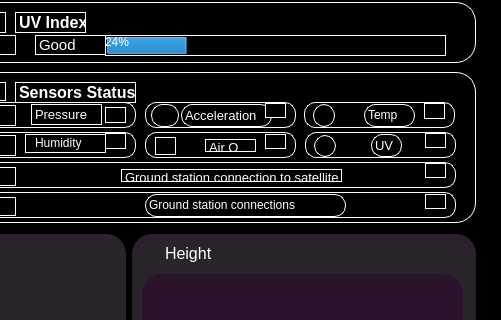
Old version of the form CAN-SAT2.ui in the repository zeynabT/cansat; both pictures show x 598 to 1099 and y 186 to 506 of the 1099 by 688 pixel window.
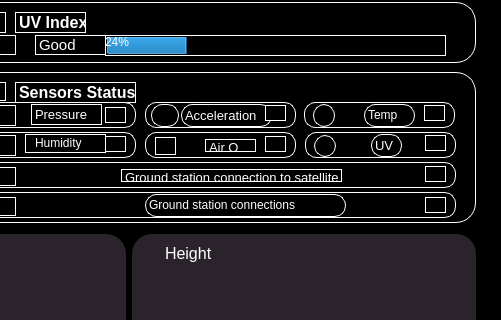
New version of the form. Icons and pictures are not drawn.

Commit message: adding label for sensors

The edit to the form file:
```diff
--- a/CAN-SAT2.ui
+++ b/CAN-SAT2.ui
@@ -1779,9 +1779,9 @@
         <property name="geometry">
          <rect>
           <x>440</x>
-          <y>1</y>
+          <y>4</y>
           <width>21</width>
-          <height>20</height>
+          <height>21</height>
          </rect>
         </property>
         <property name="styleSheet">
@@ -1849,7 +1849,7 @@
         <property name="geometry">
          <rect>
           <x>120</x>
-          <y>1</y>
+          <y>4</y>
           <width>21</width>
           <height>21</height>
          </rect>
@@ -1917,9 +1917,9 @@
         <property name="geometry">
          <rect>
           <x>120</x>
-          <y>1</y>
+          <y>3</y>
           <width>21</width>
-          <height>20</height>
+          <height>21</height>
          </rect>
         </property>
         <property name="styleSheet">
@@ -1986,7 +1986,7 @@
         <property name="geometry">
          <rect>
           <x>120</x>
-          <y>1</y>
+          <y>3</y>
           <width>21</width>
           <height>21</height>
          </rect>
@@ -2054,9 +2054,9 @@
         <property name="geometry">
          <rect>
           <x>120</x>
-          <y>2</y>
+          <y>4</y>
           <width>21</width>
-          <height>20</height>
+          <height>21</height>
          </rect>
         </property>
         <property name="styleSheet">
@@ -2139,9 +2139,9 @@
         <property name="geometry">
          <rect>
           <x>120</x>
-          <y>1</y>
+          <y>3</y>
           <width>21</width>
-          <height>20</height>
+          <height>21</height>
          </rect>
         </property>
         <property name="styleSheet">
@@ -2207,9 +2207,9 @@
         <property name="geometry">
          <rect>
           <x>440</x>
-          <y>2</y>
+          <y>5</y>
           <width>21</width>
-          <height>20</height>
+          <height>21</height>
          </rect>
         </property>
         <property name="styleSheet">
@@ -2344,9 +2344,7 @@
       <string notr="true">border-color: rgb(255, 255, 255);
 border-color: rgb(255, 255, 255);
 border-radius: 20px;
-padding: 10px;
-padding-top: 15px;
-background-color:rgb(43, 20, 43);</string>
+background-color:rgb(43, 35, 43);</string>
      </property>
     </widget>
     <widget class="QLabel" name="label_3">
```
The commit also changes 1 other file.
